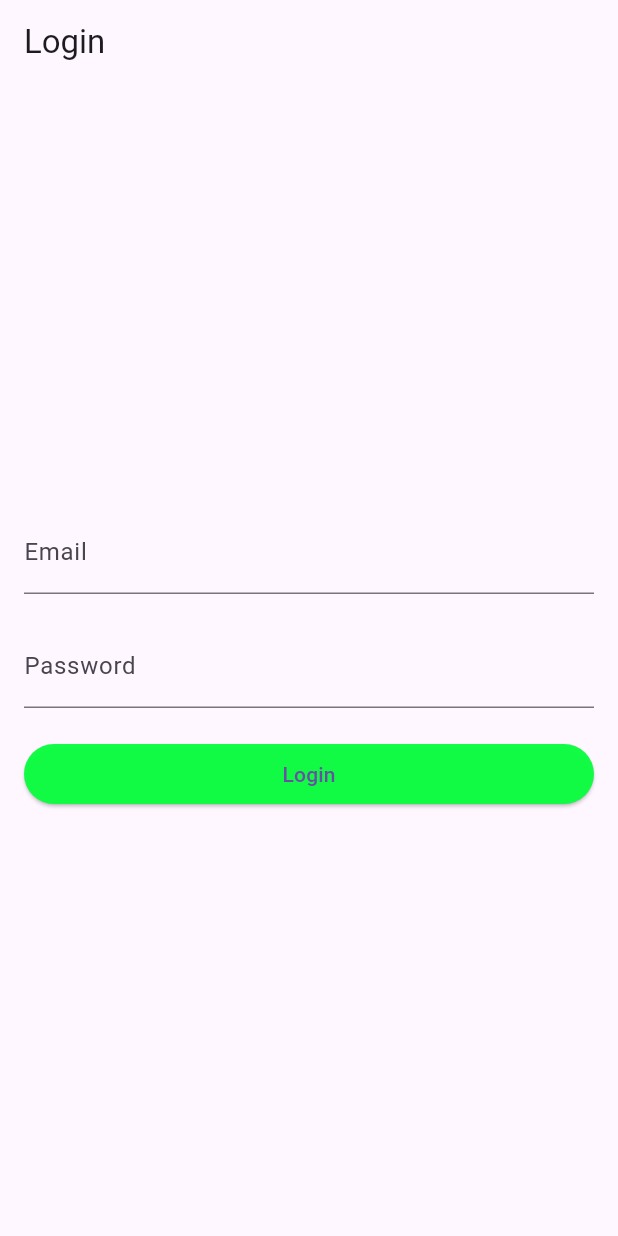
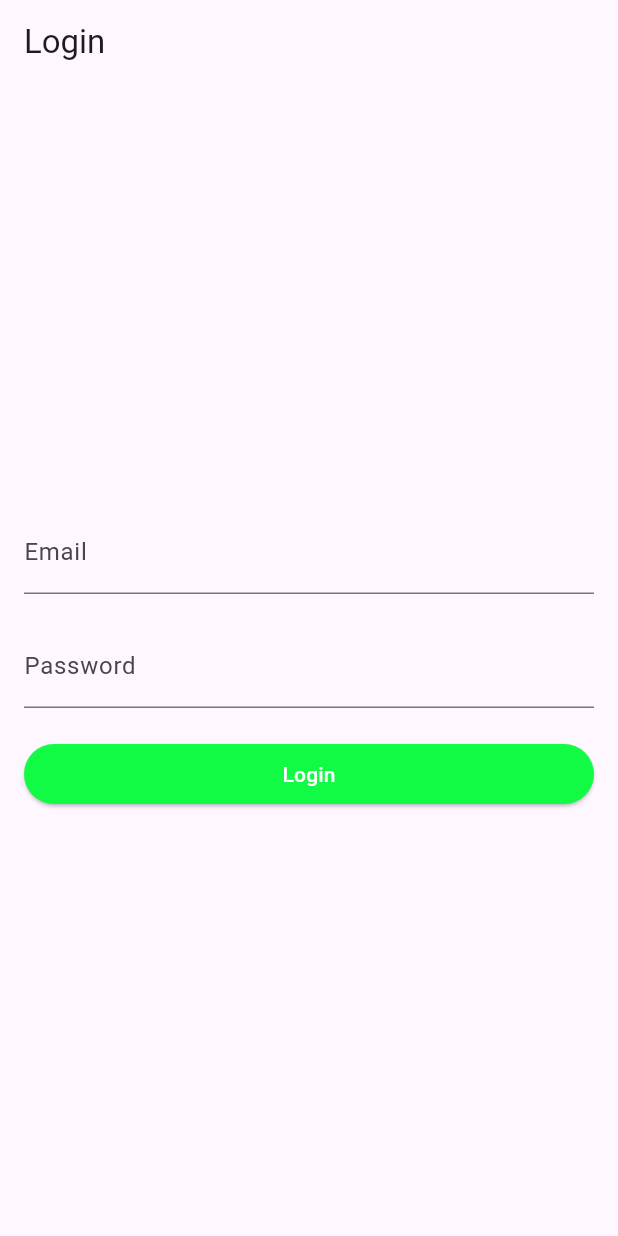
Before and after one commit to Jihad82/Onboarding-Screen-and-Login-page, a Flutter app: the LoginPage screen opened directly, on a phone screen of 412 x 824 dp. Run offline on Flutter 3.47's test engine with Material 3 defaults, Android fonts, the phone set to English and light mode, and no system bars.

Commit message:
commit 2

```diff
--- a/lib/log.dart
+++ b/lib/log.dart
@@ -60,7 +60,12 @@ class _LoginFormState extends State<LoginForm> {
             backgroundColor: Color.fromARGB(
                 248, 13, 253, 65), // Change the background color to green
           ),
-          child: Text('Login'),
+          child: Text(
+            'Login',
+            style: TextStyle(
+              color: Colors.white, // Set text color to white
+            ),
+          ),
         ),
       ],
     );
```
